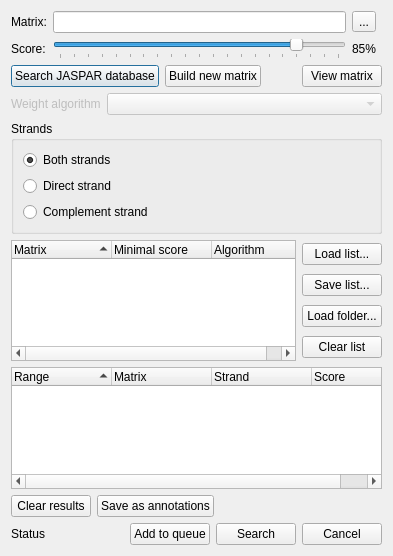
Before: the Qt Designer form src/plugins/weight_matrix/src/ui/PWMSearchDialog.ui in violethaze74/ugene, drawn with Qt 5.
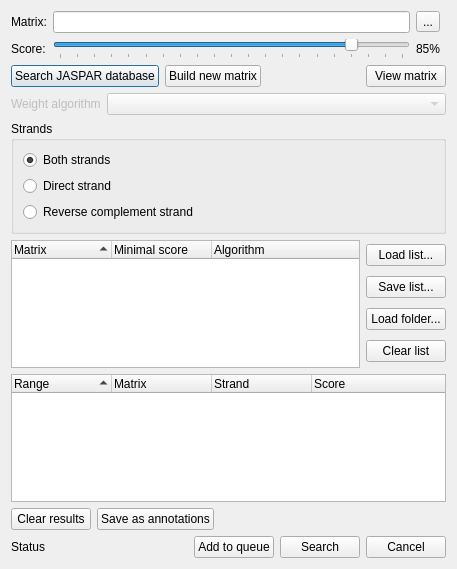
After: the same form once the commit is applied.

Commit message: GUI correction for UGENE-2575

What changed in the file:
```diff
--- a/src/plugins/weight_matrix/src/ui/PWMSearchDialog.ui
+++ b/src/plugins/weight_matrix/src/ui/PWMSearchDialog.ui
@@ -6,8 +6,8 @@
    <rect>
     <x>0</x>
     <y>0</y>
-    <width>393</width>
-    <height>556</height>
+    <width>457</width>
+    <height>569</height>
    </rect>
   </property>
   <property name="windowTitle">
@@ -192,7 +192,7 @@
            <string>strand_complement_wit</string>
           </property>
           <property name="text">
-           <string>Complement strand</string>
+           <string>Reverse complement strand</string>
           </property>
           <property name="shortcut">
            <string/>
```
The commit also changes 1 other file.
